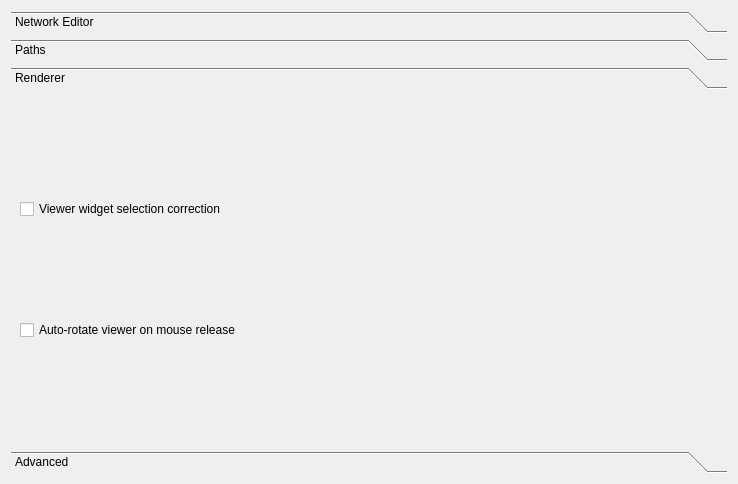
Qt form src/Interface/Application/Preferences.ui (SCIInstitute/SCIRun) before a commit.
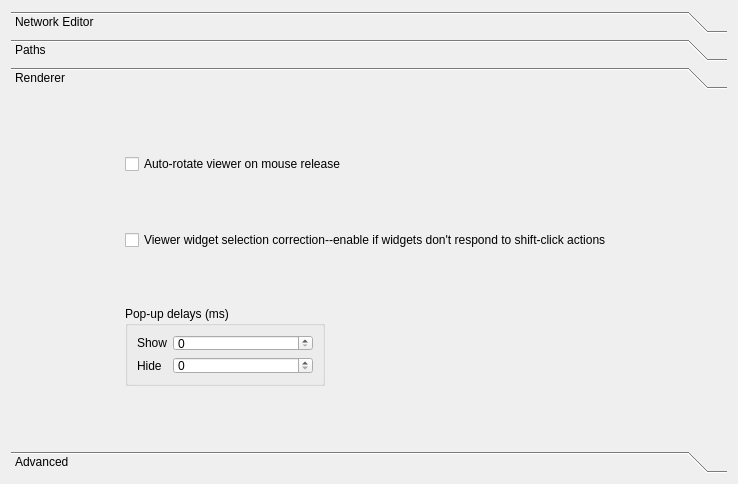
The same form after that commit. The open tabs and pages were chosen to show the change.

```diff
--- a/src/Interface/Application/Preferences.ui
+++ b/src/Interface/Application/Preferences.ui
@@ -397,19 +397,60 @@
       </attribute>
       <layout class="QGridLayout" name="gridLayout_8">
        <item row="0" column="0">
-        <widget class="QCheckBox" name="viewerWidgetSelectionCorrectionCheckbox_">
-         <property name="text">
-          <string>Viewer widget selection correction</string>
-         </property>
-        </widget>
-       </item>
-       <item row="1" column="0">
         <widget class="QCheckBox" name="autoRotateViewerOnMouseReleaseCheckbox_">
          <property name="text">
           <string>Auto-rotate viewer on mouse release</string>
          </property>
         </widget>
        </item>
+       <item row="1" column="0">
+        <widget class="QCheckBox" name="viewerWidgetSelectionCorrectionCheckbox_">
+         <property name="text">
+          <string>Viewer widget selection correction--enable if widgets don't respond to shift-click actions</string>
+         </property>
+        </widget>
+       </item>
+       <item row="2" column="0">
+        <widget class="QGroupBox" name="groupBox_2">
+         <property name="minimumSize">
+          <size>
+           <width>200</width>
+           <height>80</height>
+          </size>
+         </property>
+         <property name="maximumSize">
+          <size>
+           <width>200</width>
+           <height>80</height>
+          </size>
+         </property>
+         <property name="title">
+          <string>Pop-up delays (ms)</string>
+         </property>
+         <layout class="QFormLayout" name="formLayout">
+          <item row="0" column="0">
+           <widget class="QLabel" name="label_4">
+            <property name="text">
+             <string>Show</string>
+            </property>
+           </widget>
+          </item>
+          <item row="0" column="1">
+           <widget class="QSpinBox" name="spinBox"/>
+          </item>
+          <item row="1" column="0">
+           <widget class="QLabel" name="label_5">
+            <property name="text">
+             <string>Hide</string>
+            </property>
+           </widget>
+          </item>
+          <item row="1" column="1">
+           <widget class="QSpinBox" name="spinBox_2"/>
+          </item>
+         </layout>
+        </widget>
+       </item>
       </layout>
      </widget>
      <widget class="QWidget" name="toolBoxPage2">
```
